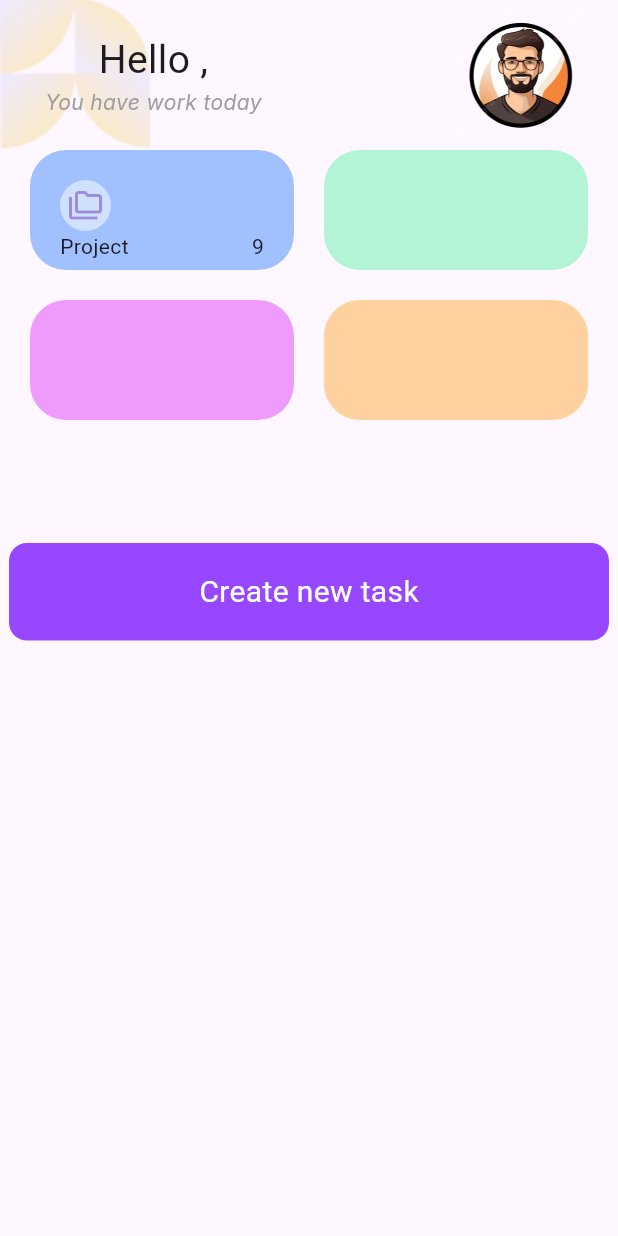
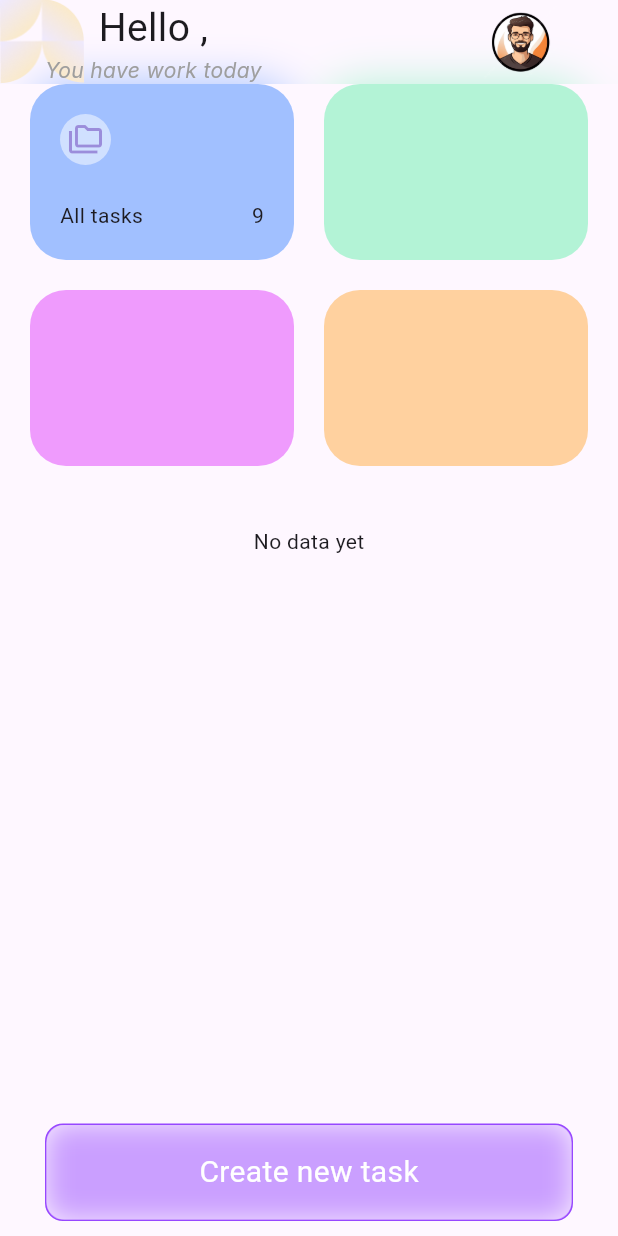
Before and after one commit to SormSophat04/assignment, a Flutter app: the screen it shows after launch, after a tap on "Get Started", on a phone screen of 412 x 824 dp. Run offline on Flutter 3.47's test engine with Material 3 defaults, Android fonts, the phone set to English and light mode, and no system bars; our stand-ins replace cloud_firestore, firebase_auth, firebase_core, flutter_riverpod, flutter_slidable, flutter_svg; accounts and stored records are empty.

Commit message:
fixed something , blur effect , refine dynamic colors

```diff
--- /dev/null
+++ b/lib/components/custom_app_bar.dart
@@ -0,0 +1,77 @@
+import 'dart:ui';
+
+import 'package:flutter/material.dart';
+
+import '../views/profile_page.dart';
+
+class CustomAppBar extends StatelessWidget implements PreferredSize {
+  final String userName;
+  const CustomAppBar({super.key , required this.userName});
+
+  @override
+  Widget build(BuildContext context) {
+    return ClipRect(
+      child: BackdropFilter(filter: ImageFilter.blur(sigmaX: 15,sigmaY: 15),
+      child: Opacity(
+        opacity: 1,
+        child: Container(
+          decoration: const BoxDecoration(
+            color: Colors.transparent,
+            image: DecorationImage(
+              alignment: Alignment(-1, 0),
+              fit: BoxFit.fitHeight,
+              image: AssetImage("assets/icons/bgf.png"),
+            ),
+          ),
+          child: Padding(
+            padding: const EdgeInsets.only(left: 30, right: 15),
+            child: Row(
+              mainAxisAlignment: MainAxisAlignment.spaceBetween,
+              children: [
+                Column(
+                  mainAxisAlignment: MainAxisAlignment.center,
+                  children: [
+                    Text(
+                      "Hello ${userName},",
+                      style: const TextStyle(fontSize: 26),
+                    ),
+                    const Text(
+                      "You have work today",
+                      style: TextStyle(
+                          fontFamily: "inter", color: Colors.grey),
+                    ),
+                  ],
+                ),
+                GestureDetector(
+                  onTap: () => Navigator.push(
+                    context,
+                    MaterialPageRoute(
+                      builder: (context) => const ProfilePage(),
+                    ),
+                  ),
+                  child: const Hero(
+                    tag: "users_tag",
+                    child: Image(
+                      image: AssetImage(
+                        "assets/images/users.png",
+                      ),
+                      width: 100,
+                    ),
+                  ),
+                ),
+              ],
+            ),
+          ),
+        ),
+      ),
+        ),
+    );
+  }
+  @override
+  // TODO: implement child
+  Widget get child => throw UnimplementedError();
+
+  @override
+  // TODO: implement preferredSize
+  Size get preferredSize => AppBar().preferredSize;
+}
--- a/lib/views/home_page.dart
+++ b/lib/views/home_page.dart
@@ -1,5 +1,7 @@
 import 'dart:developer';
+import 'dart:ui';
 
+import 'package:ass_midterm_one/components/custom_app_bar.dart';
 import 'package:ass_midterm_one/components/task_widget.dart';
 import 'package:ass_midterm_one/controller/task_service.dart';
 import 'package:ass_midterm_one/views/create_task_page.dart';
@@ -8,6 +10,7 @@ import 'package:cloud_firestore/cloud_firestore.dart';
 import 'package:flutter/cupertino.dart';
 import 'package:flutter/material.dart';
 import 'package:flutter_riverpod/flutter_riverpod.dart';
+import 'package:flutter_slidable/flutter_slidable.dart';
 import 'package:flutter_svg/flutter_svg.dart';
 
 import '../controller/auth_service.dart';
@@ -45,78 +48,81 @@ class _HomePageState extends State<HomePage> {
   @override
   Widget build(BuildContext context) {
     return Scaffold(
-        body: SafeArea(
-      child: SingleChildScrollView(
+      extendBodyBehindAppBar: true,
+      extendBody: true,
+      appBar: CustomAppBar(userName: userName),
+      body: SingleChildScrollView(
         child: Column(
           children: [
-            Container(
-              width: double.infinity,
-              height: 100,
-              decoration: const BoxDecoration(
-                // color: Colors.amber,
-                image: DecorationImage(
-                  alignment: Alignment(-1, 0),
-                  fit: BoxFit.fitHeight,
-                  image: AssetImage("assets/icons/bgf.png"),
-                ),
-              ),
-              child: Padding(
-                padding: const EdgeInsets.only(left: 30, right: 15),
-                child: Row(
-                  mainAxisAlignment: MainAxisAlignment.spaceBetween,
-                  children: [
-                    Column(
-                      mainAxisAlignment: MainAxisAlignment.center,
-                      children: [
-                        Text(
-                          "Hello $userName,",
-                          style: const TextStyle(fontSize: 26),
-                        ),
-                        const Text(
-                          "You have work today",
-                          style: TextStyle(
-                              fontFamily: "inter", color: Colors.grey),
-                        ),
-                      ],
-                    ),
-                    GestureDetector(
-                      onTap: () => Navigator.push(
-                        context,
-                        MaterialPageRoute(
-                          builder: (context) => const ProfilePage(),
-                        ),
-                      ),
-                      child: const Hero(
-                        tag: "users_tag",
-                        child: Image(
-                          image: AssetImage(
-                            "assets/images/users.png",
-                          ),
-                          width: 100,
-                        ),
-                      ),
-                    ),
-                  ],
-                ),
-              ),
-            ),
+            // Container(
+            //   width: double.infinity,
+            //   height: 100,
+            //   decoration: const BoxDecoration(
+            //     // color: Colors.amber,
+            //     image: DecorationImage(
+            //       alignment: Alignment(-1, 0),
+            //       fit: BoxFit.fitHeight,
+            //       image: AssetImage("assets/icons/bgf.png"),
+            //     ),
+            //   ),
+            //   child: Padding(
+            //     padding: const EdgeInsets.only(left: 30, right: 15),
+            //     child: Row(
+            //       mainAxisAlignment: MainAxisAlignment.spaceBetween,
+            //       children: [
+            //         Column(
+            //           mainAxisAlignment: MainAxisAlignment.center,
+            //           children: [
+            //             Text(
+            //               "Hello $userName,",
+            //               style: const TextStyle(fontSize: 26),
+            //             ),
+            //             const Text(
+            //               "You have work today",
+            //               style: TextStyle(
+            //                   fontFamily: "inter", color: Colors.grey),
+            //             ),
+            //           ],
+            //         ),
+            //         GestureDetector(
+            //           onTap: () => Navigator.push(
+            //             context,
+            //             MaterialPageRoute(
+            //               builder: (context) => const ProfilePage(),
+            //             ),
+            //           ),
+            //           child: const Hero(
+            //             tag: "users_tag",
+            //             child: Image(
+            //               image: AssetImage(
+            //                 "assets/images/users.png",
+            //               ),
+            //               width: 100,
+            //             ),
+            //           ),
+            //         ),
+            //       ],
+            //     ),
+            //   ),
+            // ),
 
             //Category=====================================
             Container(
               width: double.infinity,
-              height: 250,
-              padding: EdgeInsets.symmetric(horizontal: 20),
+              height: MediaQuery.of(context).size.width/1.5 + AppBar().preferredSize.height + 20,
+              padding: const EdgeInsets.symmetric(horizontal: 20),
               child: Center(
                 child: GridView(
-                  physics: NeverScrollableScrollPhysics(),
-                  gridDelegate: SliverGridDelegateWithFixedCrossAxisCount(
+                  physics: const NeverScrollableScrollPhysics(),
+                  gridDelegate:
+                      const SliverGridDelegateWithFixedCrossAxisCount(
                           crossAxisCount: 2,
-                      childAspectRatio: 2.2,
+                          childAspectRatio: 1.5,
                           crossAxisSpacing: 20,
                           mainAxisSpacing: 20),
                   children: [
                     Container(
-                      padding: EdgeInsets.all(20),
+                      padding: const EdgeInsets.all(20),
                       decoration: BoxDecoration(
                         borderRadius: BorderRadius.circular(24),
                         color: Colors.blueAccent.shade200.withOpacity(0.5),
@@ -126,7 +132,7 @@ class _HomePageState extends State<HomePage> {
                         mainAxisAlignment: MainAxisAlignment.spaceBetween,
                         children: [
                           Container(
-                            padding: EdgeInsets.all(5),
+                            padding: const EdgeInsets.all(5),
                             decoration: BoxDecoration(
                                 shape: BoxShape.circle,
                                 color: Colors.white.withOpacity(0.5)),
@@ -135,9 +141,9 @@ class _HomePageState extends State<HomePage> {
                               color: Colors.deepPurple.withOpacity(0.5),
                             ),
                           ),
-                          Row(
+                          const Row(
                             mainAxisAlignment: MainAxisAlignment.spaceBetween,
-                            children: [Text("Project"), Text("9")],
+                            children: [Text("All tasks"), Text("9")],
                           )
                         ],
                       ),
@@ -170,36 +176,73 @@ class _HomePageState extends State<HomePage> {
               stream: taskService.taskStreamer(),
               builder: (context, snapshot) {
                 List<QueryDocumentSnapshot<Map<String, dynamic>>> items =
-                    snapshot.data!.toList();
+                    snapshot.hasData ? snapshot.data!.toList() : [];
+                if (snapshot.connectionState == ConnectionState.waiting) {
+                  return const Center(
+                    child: CircularProgressIndicator(),
+                  );
+                }
+                if (snapshot.hasError) {
+                  return const Center(
+                    child: Text("has some error!!"),
+                  );
+                }
+                if (!snapshot.hasData || snapshot.data!.isEmpty) {
+                  return const Center(
+                    child: Text("No data yet"),
+                  );
+                }
                 return Column(
-                  children: List.generate(items.length,
-                  (index) => TaskWidget(name: items[index].get("name") , done: items[index].get("done"),),
+                  children: List.generate(
+                    items.length,
+                    (index) => Slidable(
+                        startActionPane: ActionPane(
+                          motion: DrawerMotion(),
+                          children: [
+                            SlidableAction(
+                              label:items[index].get("done") ? "Remove" : "complete" ,
+                              foregroundColor: items[index].get("done") ? Colors.redAccent : Colors.greenAccent[700],
+                              backgroundColor: items[index].get("done") ? Colors.redAccent.withOpacity(0.2) : Colors.greenAccent.withOpacity(0.2),
+                              icon: items[index].get("done")
+                                  ? Icons.remove_circle_outline_rounded
+                                  : Icons.check_rounded,
+                              onPressed: (BuildContext context) {},
+                            )
+                          ],
                         ),
+                        child: TaskWidget(
+                          name: items[index].get("name"),
+                          done: items[index].get("done"),
+                        )),
+                  ) + [Slidable(child: SizedBox(height: 100,))],
                 );
-                //   ListView.builder(
-                //   itemCount: snapshot.data!.length,
-                //   itemBuilder: (context, index) => TaskWidget(
-                //     name: items[index].get("name"),
-                //   ),
                 // );
               },
             ),
-
             // Button create new tasks==============================
             const SizedBox(height: 12),
-            GestureDetector(
+          ],
+        ),
+      ),
+      bottomNavigationBar: GestureDetector(
         onTap: () => Navigator.push(
             context,
             MaterialPageRoute(
               builder: (context) => const CreateTaskPage(),
             )),
         child: Container(
+          margin: EdgeInsets.symmetric(horizontal: 30 , vertical: 10),
           width: 400,
           height: 65,
           decoration: BoxDecoration(
+            border: Border.all(color:Color(0xFF9747FF) ),
             borderRadius: BorderRadius.circular(12),
-                  color: const Color(0xFF9747FF),
+            color: const Color(0xFF9747FF).withOpacity(0.5),
           ),
+          child: ClipRRect(
+            borderRadius: BorderRadius.circular(12),
+            child: BackdropFilter(
+              filter: ImageFilter.blur(sigmaY: 10 , sigmaX: 10),
               child: const Center(
                 child: Text(
                   "Create new task",
@@ -207,10 +250,9 @@ class _HomePageState extends State<HomePage> {
                 ),
               ),
             ),
-            )
-          ],
           ),
         ),
-    ));
+      ),
+    );
   }
 }
```
Also changed, not shown: lib/components/task_widget.dart (+46 -17 lines), lib/views/profile_page.dart (+7 -10 lines). Lines whose indentation alone changed are shown as unchanged.
